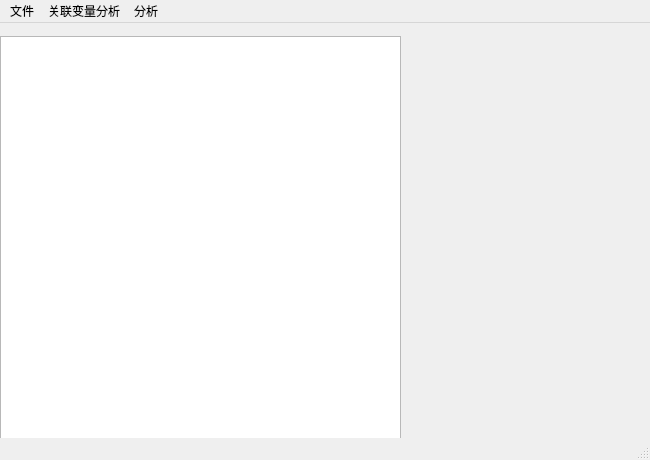
Qt form test1/mainwindow.ui (ChaosLee03/CVR) before a commit.
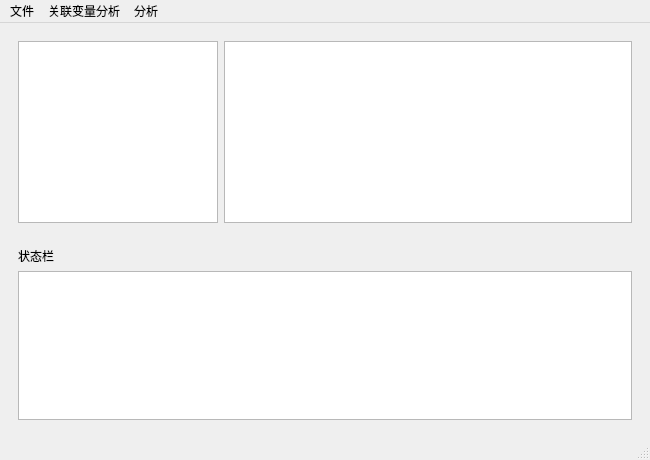
The same form after that commit.

Commit message: 主要修改了界面

```diff
--- a/test1/mainwindow.ui
+++ b/test1/mainwindow.ui
@@ -14,16 +14,49 @@
    <string>我的工具</string>
   </property>
   <widget class="QWidget" name="centralwidget">
-   <widget class="QTextEdit" name="textEdit">
-    <property name="geometry">
-     <rect>
-      <x>0</x>
-      <y>13</y>
-      <width>401</width>
-      <height>411</height>
-     </rect>
-    </property>
-   </widget>
+   <layout class="QVBoxLayout" name="verticalLayout_2">
+    <item>
+     <widget class="QWidget" name="widget" native="true">
+      <layout class="QHBoxLayout" name="horizontalLayout">
+       <item>
+        <widget class="QTreeView" name="treeView">
+         <property name="maximumSize">
+          <size>
+           <width>200</width>
+           <height>16777215</height>
+          </size>
+         </property>
+        </widget>
+       </item>
+       <item>
+        <widget class="QTextEdit" name="textEdit"/>
+       </item>
+      </layout>
+     </widget>
+    </item>
+    <item>
+     <widget class="QWidget" name="widget_2" native="true">
+      <property name="maximumSize">
+       <size>
+        <width>16777215</width>
+        <height>200</height>
+       </size>
+      </property>
+      <layout class="QVBoxLayout" name="verticalLayout">
+       <item>
+        <widget class="QLabel" name="label">
+         <property name="text">
+          <string>状态栏</string>
+         </property>
+        </widget>
+       </item>
+       <item>
+        <widget class="QTextEdit" name="textEdit_2"/>
+       </item>
+      </layout>
+     </widget>
+    </item>
+   </layout>
   </widget>
   <widget class="QMenuBar" name="menubar">
    <property name="geometry">
```
Left out of the diff: 2 changed lines with no effect on the pictures. The commit also changes 2 other files.
